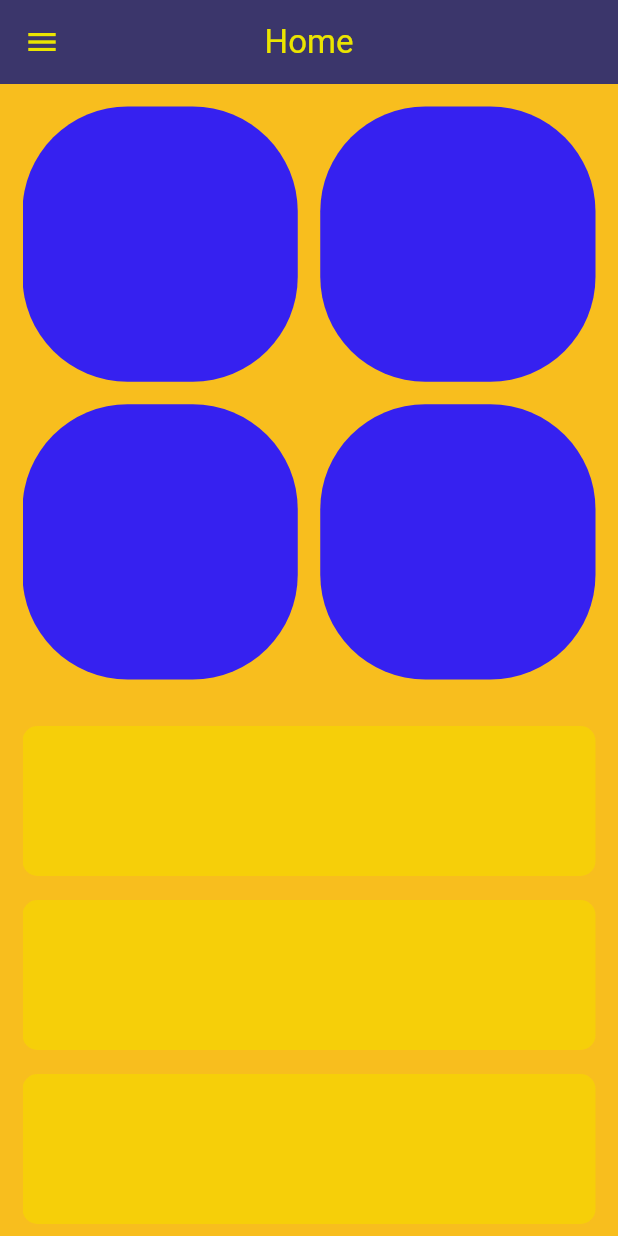
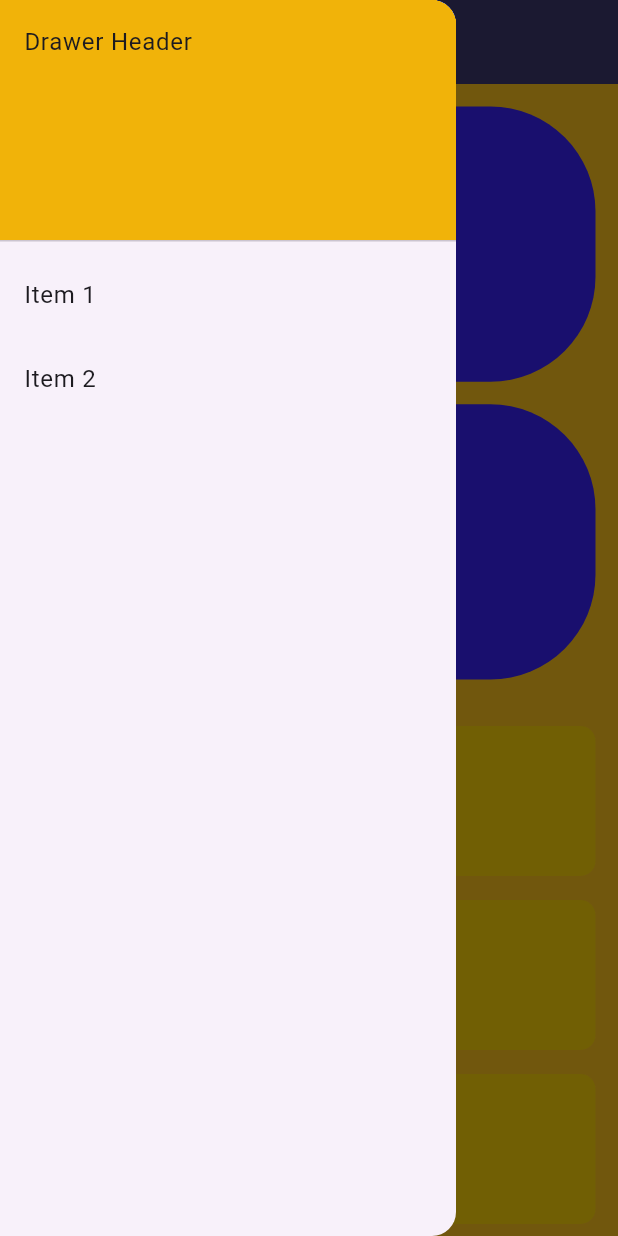
Before and after one commit to Devsaci/ts_sect3_responsive_desing, a Flutter app: the screen it shows after launch, with the side drawer open (before the commit the screen has no drawer), on a phone screen of 412 x 824 dp. Run offline on Flutter 3.47's test engine with Material 3 defaults, Android fonts, the light colour scheme and no system bars.

Commit message:
format code

```diff
--- a/lib/view/home_view.dart
+++ b/lib/view/home_view.dart
@@ -8,13 +8,20 @@ class HomeView extends StatelessWidget {
   Widget build(BuildContext context) {
     return SafeArea(
       child: Scaffold(
+        drawer: const CostumDrawer(),
         backgroundColor: const Color.fromARGB(250, 248, 189, 25),
         appBar: AppBar(
           backgroundColor: const Color.fromRGBO(59, 54, 107, 42),
-          leading:
-              const Icon(Icons.menu, color: Color.fromRGBO(235, 229, 0, 92)),
-          title: const Text('Home',
-              style: TextStyle(color: Color.fromRGBO(235, 229, 0, 92))),
+          leading: const Icon(
+            Icons.menu,
+            color: Color.fromRGBO(235, 229, 0, 92),
+          ),
+          title: const Text(
+            'Home',
+            style: TextStyle(
+              color: Color.fromRGBO(235, 229, 0, 92),
+            ),
+          ),
           centerTitle: true,
         ),
         body: const HomeViewBody(),
@@ -22,3 +29,29 @@ class HomeView extends StatelessWidget {
     );
   }
 }
+
+class CostumDrawer extends StatelessWidget {
+  const CostumDrawer({super.key});
+
+  @override
+  Widget build(BuildContext context) {
+    return Drawer(
+      child: ListView(
+        children: const [
+          DrawerHeader(
+            decoration: BoxDecoration(
+              color: Color.fromRGBO(241, 178, 5, 0.983),
+            ),
+            child: Text('Drawer Header'),
+          ),
+          ListTile(
+            title: Text('Item 1'),
+          ),
+          ListTile(
+            title: Text('Item 2'),
+          ),
+        ],
+      ),
+    );
+  }
+}
```
